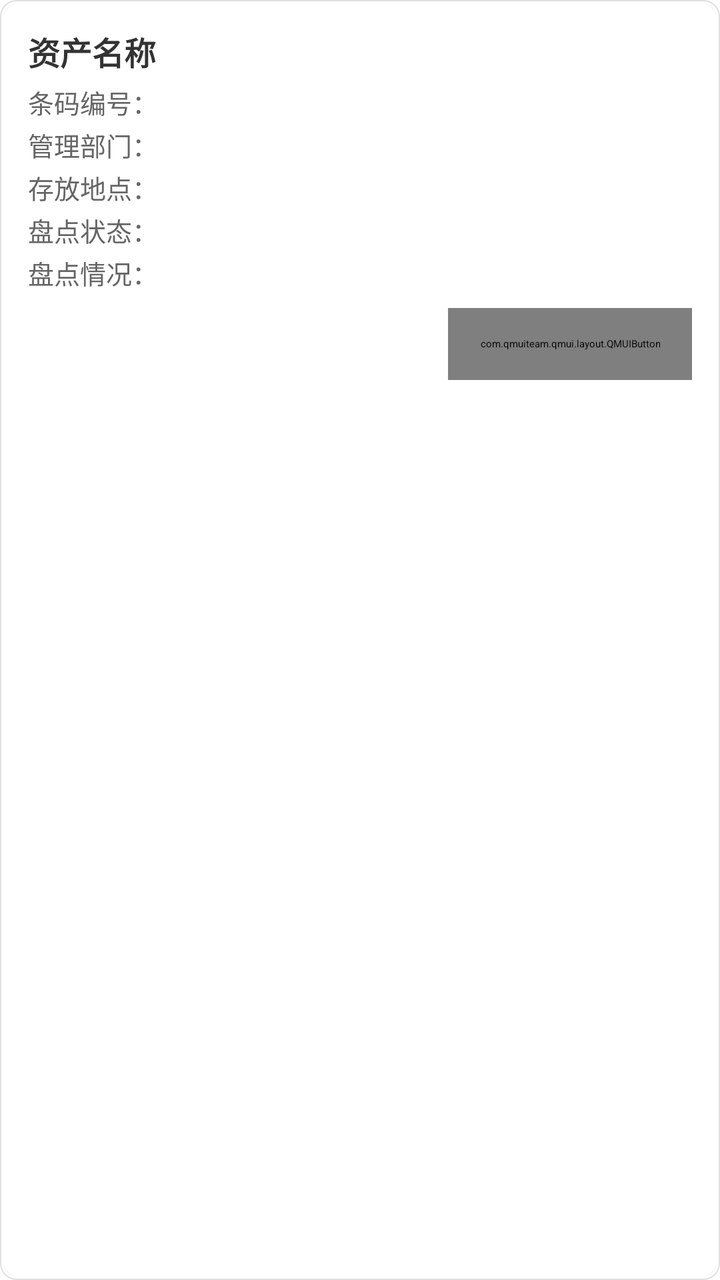
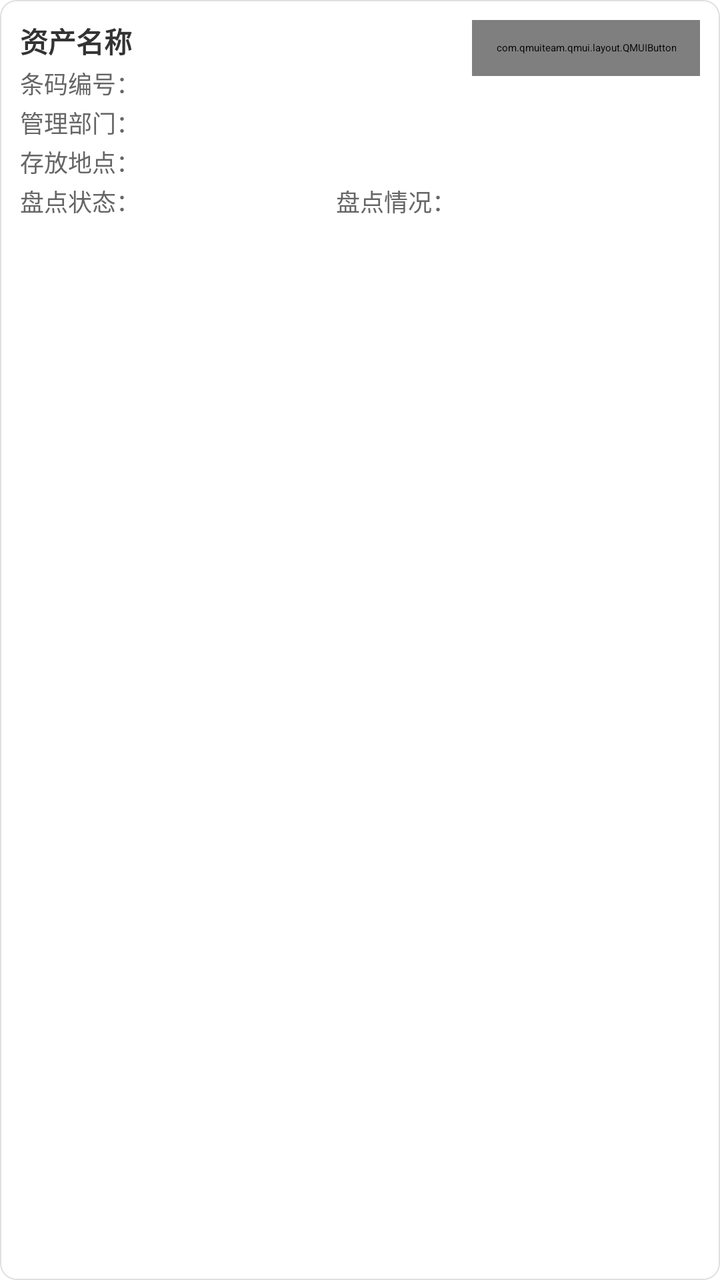

Screens rendered from an Android XML layout before and after an edit, with the pre-edit source and the edit as a unified diff.
<!-- AndroidManifest.xml: application theme AppTheme -->
<!-- res/layout/item_rfid_tag.xml -->
<?xml version="1.0" encoding="utf-8"?>
<LinearLayout xmlns:android="http://schemas.android.com/apk/res/android"
    android:layout_width="match_parent"
    android:layout_height="wrap_content"
    android:layout_marginStart="12dp"
    android:layout_marginEnd="12dp"
    android:layout_marginTop="6dp"
    android:layout_marginBottom="6dp"
    android:background="@drawable/bg_card_white"
    android:orientation="vertical"
    android:padding="14dp">

    <LinearLayout
        android:layout_width="match_parent"
        android:layout_height="wrap_content"
        android:orientation="horizontal">

        <TextView
            android:id="@+id/tvTagName"
            android:layout_width="0dp"
            android:layout_height="wrap_content"
            android:layout_weight="1"
            android:text="资产名称"
            android:textColor="#333333"
            android:textSize="16sp"
            android:textStyle="bold" />

        <TextView
            android:id="@+id/tvTagRssi"
            android:layout_width="wrap_content"
            android:layout_height="wrap_content"
            android:text=""
            android:textColor="#9E9E9E"
            android:textSize="12sp" />
    </LinearLayout>

    <TextView
        android:id="@+id/tvTagBarcode"
        android:layout_width="match_parent"
        android:layout_height="wrap_content"
        android:layout_marginTop="4dp"
        android:text="条码编号："
        android:textColor="#666666"
        android:textSize="13sp" />

    <TextView
        android:id="@+id/tvTagManageDept"
        android:layout_width="match_parent"
        android:layout_height="wrap_content"
        android:layout_marginTop="2dp"
        android:text="管理部门："
        android:textColor="#666666"
        android:textSize="13sp" />

    <TextView
        android:id="@+id/tvTagLocation"
        android:layout_width="match_parent"
        android:layout_height="wrap_content"
        android:layout_marginTop="2dp"
        android:text="存放地点："
        android:textColor="#666666"
        android:textSize="13sp" />

    <TextView
        android:id="@+id/tvTagZt"
        android:layout_width="match_parent"
        android:layout_height="wrap_content"
        android:layout_marginTop="2dp"
        android:text="盘点状态："
        android:textColor="#666666"
        android:textSize="13sp" />

    <TextView
        android:id="@+id/tvTagPdzt"
        android:layout_width="match_parent"
        android:layout_height="wrap_content"
        android:layout_marginTop="2dp"
        android:text="盘点情况："
        android:textColor="#666666"
        android:textSize="13sp" />

    <TextView
        android:id="@+id/tvTagHint"
        android:layout_width="match_parent"
        android:layout_height="wrap_content"
        android:layout_marginTop="6dp"
        android:text=""
        android:textColor="@color/inventory_count_red"
        android:textSize="12sp"
        android:visibility="gone" />

    <LinearLayout
        android:layout_width="match_parent"
        android:layout_height="wrap_content"
        android:layout_marginTop="8dp"
        android:gravity="end"
        android:orientation="horizontal">

        <com.qmuiteam.qmui.layout.QMUIButton
            android:id="@+id/btnTagModify"
            android:layout_width="wrap_content"
            android:layout_height="36dp"
            android:minWidth="96dp"
            android:minHeight="0dp"
            android:paddingStart="16dp"
            android:paddingEnd="16dp"
            android:background="@drawable/bg_rounded_button"
            android:text="修改"
            android:textColor="@color/colorWhite"
            android:textSize="14sp" />

        <com.qmuiteam.qmui.layout.QMUIButton
            android:id="@+id/btnTagChange"
            android:layout_width="wrap_content"
            android:layout_height="36dp"
            android:layout_marginStart="12dp"
            android:minWidth="96dp"
            android:minHeight="0dp"
            android:paddingStart="12dp"
            android:paddingEnd="12dp"
            android:background="@drawable/bg_rounded_button_red"
            android:text="一键变更"
            android:textColor="@color/colorWhite"
            android:textSize="14sp"
            android:visibility="gone" />
    </LinearLayout>
</LinearLayout>
<!-- resources referenced by this layout -->
<resources>
  <color name="colorWhite">#F5F5F5</color>
  <color name="inventory_count_red">#E53935</color>
  <!-- drawable bg_card_white (drawable) -->
  <?xml version="1.0" encoding="utf-8"?>
  <shape xmlns:android="http://schemas.android.com/apk/res/android"
         android:shape="rectangle">
      <solid android:color="#FFFFFF" />
      <corners android:radius="8dp" />
      <stroke
              android:width="0.5dp"
              android:color="#E0E0E0" />
  </shape>
  <!-- drawable bg_rounded_button (drawable) -->
  <?xml version="1.0" encoding="utf-8"?>
  <shape xmlns:android="http://schemas.android.com/apk/res/android"
         android:shape="rectangle">
      <solid android:color="@color/primary_color" />
      <corners android:radius="10dp" />
  </shape>
  <!-- drawable bg_rounded_button_red (drawable) -->
  <?xml version="1.0" encoding="utf-8"?>
  <shape xmlns:android="http://schemas.android.com/apk/res/android"
      android:shape="rectangle">
      <solid android:color="@color/inventory_count_red" />
      <corners android:radius="10dp" />
  </shape>
  <style name="AppTheme" parent="QMUI.Compat.NoActionBar">
          <item name="android:windowNoTitle">true</item>
          <item name="android:windowFullscreen">true</item>
          
          
          
          
          
          <item name="android:textAppearanceListItemSmall">@style/QDTextAppearanceListItemSmall</item>
          <item name="android:textAppearanceListItem">@style/QDtextAppearanceListItem</item>
          <item name="android:listPreferredItemHeight">?attr/qmui_list_item_height_higher</item>
          <item name="android:listPreferredItemHeightSmall">?attr/qmui_list_item_height</item>
  
          
          <item name="qmui_config_color_blue">@color/app_color_blue</item>
          <item name="qmui_round_btn_bg_color">@color/s_btn_blue_bg</item>
          <item name="qmui_round_btn_border_color">@color/s_btn_blue_border</item>
          <item name="qmui_round_btn_text_color">@color/s_btn_blue_text</item>
          <item name="qmui_content_spacing_horizontal">20dp</item>
          <item name="qmui_content_padding_horizontal">@dimen/qmui_content_spacing_horizontal</item>
  
          <item name="QMUITopBarStyle">@style/QDTopBar</item>
  
          
          <item name="app_primary_color">?attr/qmui_config_color_blue</item>
          <item name="app_content_bg_color">@color/qmui_config_color_white</item>
  
      </style>
  <color name="primary_color">#2196F3</color>
  <style name="QDTextAppearanceListItemSmall">
          <item name="android:textColor">?attr/qmui_config_color_gray_4</item>
          <item name="android:textSize">16sp</item>
          <item name="android:background">?attr/qmui_s_list_item_bg_with_border_bottom_inset_left
          </item>
      </style>
  <style name="QDtextAppearanceListItem">
          <item name="android:textColor">?attr/qmui_config_color_black</item>
          <item name="android:textSize">18sp</item>
          <item name="android:background">?attr/qmui_s_list_item_bg_with_border_bottom_inset_left
          </item>
      </style>
  <color name="app_color_blue">#2196F3</color>
  <!-- unchanged entries left out for length: 1 -->
</resources>

<!-- the commit's change to res/layout/item_rfid_tag.xml (unified diff, before → after) -->
@@ -2,126 +2,161 @@
 <LinearLayout xmlns:android="http://schemas.android.com/apk/res/android"
     android:layout_width="match_parent"
     android:layout_height="wrap_content"
-    android:layout_marginStart="12dp"
-    android:layout_marginEnd="12dp"
-    android:layout_marginTop="6dp"
-    android:layout_marginBottom="6dp"
+    android:layout_marginStart="10dp"
+    android:layout_marginEnd="10dp"
+    android:layout_marginTop="4dp"
+    android:layout_marginBottom="4dp"
     android:background="@drawable/bg_card_white"
     android:orientation="vertical"
-    android:padding="14dp">
+    android:padding="10dp">
 
     <LinearLayout
         android:layout_width="match_parent"
         android:layout_height="wrap_content"
         android:orientation="horizontal">
 
-        <TextView
-            android:id="@+id/tvTagName"
+        <LinearLayout
             android:layout_width="0dp"
             android:layout_height="wrap_content"
             android:layout_weight="1"
-            android:text="资产名称"
-            android:textColor="#333333"
-            android:textSize="16sp"
-            android:textStyle="bold" />
+            android:orientation="vertical">
 
-        <TextView
-            android:id="@+id/tvTagRssi"
+            <LinearLayout
+                android:layout_width="match_parent"
+                android:layout_height="wrap_content"
+                android:orientation="horizontal">
+
+                <TextView
+                    android:id="@+id/tvTagName"
+                    android:layout_width="0dp"
+                    android:layout_height="wrap_content"
+                    android:layout_weight="1"
+                    android:text="资产名称"
+                    android:textColor="#333333"
+                    android:textSize="14sp"
+                    android:textStyle="bold" />
+
+                <TextView
+                    android:id="@+id/tvTagRssi"
+                    android:layout_width="wrap_content"
+                    android:layout_height="wrap_content"
+                    android:text=""
+                    android:textColor="#9E9E9E"
+                    android:textSize="11sp" />
+            </LinearLayout>
+
+            <TextView
+                android:id="@+id/tvTagBarcode"
+                android:layout_width="match_parent"
+                android:layout_height="wrap_content"
+                android:layout_marginTop="2dp"
+                android:text="条码编号："
+                android:textColor="#666666"
+                android:textSize="12sp" />
+
+            <TextView
+                android:id="@+id/tvTagManageDept"
+                android:layout_width="match_parent"
+                android:layout_height="wrap_content"
+                android:layout_marginTop="2dp"
+                android:text="管理部门："
+                android:textColor="#666666"
+                android:textSize="12sp" />
+
+            <TextView
+                android:id="@+id/tvTagLocation"
+                android:layout_width="match_parent"
+                android:layout_height="wrap_content"
+                android:layout_marginTop="2dp"
+                android:text="存放地点："
+                android:textColor="#666666"
+                android:textSize="12sp" />
+
+            <LinearLayout
+                android:layout_width="match_parent"
+                android:layout_height="wrap_content"
+                android:layout_marginTop="2dp"
+                android:orientation="horizontal">
+
+                <TextView
+                    android:id="@+id/tvTagZt"
+                    android:layout_width="0dp"
+                    android:layout_height="wrap_content"
+                    android:layout_weight="1"
+                    android:text="盘点状态："
+                    android:textColor="#666666"
+                    android:textSize="12sp" />
+
+                <TextView
+                    android:id="@+id/tvTagPdzt"
+                    android:layout_width="wrap_content"
+                    android:layout_height="wrap_content"
+                    android:text="盘点情况："
+                    android:textColor="#666666"
+                    android:textSize="12sp" />
+            </LinearLayout>
+        </LinearLayout>
+
+        <LinearLayout
             android:layout_width="wrap_content"
             android:layout_height="wrap_content"
-            android:text=""
-            android:textColor="#9E9E9E"
-            android:textSize="12sp" />
+            android:layout_marginStart="8dp"
+            android:gravity="center_vertical"
+            android:orientation="vertical">
+
+            <com.qmuiteam.qmui.layout.QMUIButton
+                android:id="@+id/btnTagModify"
+                android:layout_width="wrap_content"
+                android:layout_height="28dp"
+                android:minWidth="72dp"
+                android:minHeight="0dp"
+                android:paddingStart="12dp"
+                android:paddingEnd="12dp"
+                android:background="@drawable/bg_rounded_button"
+                android:text="修改"
+                android:textColor="@color/colorWhite"
+                android:textSize="12sp" />
+
+            <com.qmuiteam.qmui.layout.QMUIButton
+                android:id="@+id/btnTagChange"
+                android:layout_width="wrap_content"
+                android:layout_height="28dp"
+                android:layout_marginTop="6dp"
+                android:minWidth="72dp"
+                android:minHeight="0dp"
+                android:paddingStart="12dp"
+                android:paddingEnd="12dp"
+                android:background="@drawable/bg_rounded_button_red"
+                android:text="一键变更"
+                android:textColor="@color/colorWhite"
+                android:textSize="12sp"
+                android:visibility="gone" />
+
+            
+            <com.qmuiteam.qmui.layout.QMUIButton
+                android:id="@+id/btnTagManualLocation"
+                android:layout_width="wrap_content"
+                android:layout_height="28dp"
+                android:layout_marginTop="6dp"
+                android:minWidth="72dp"
+                android:minHeight="0dp"
+                android:paddingStart="12dp"
+                android:paddingEnd="12dp"
+                android:background="@drawable/bg_rounded_button"
+                android:text="变更地点"
+                android:textColor="@color/colorWhite"
+                android:textSize="12sp"
+                android:visibility="gone" />
+        </LinearLayout>
     </LinearLayout>
-
-    <TextView
-        android:id="@+id/tvTagBarcode"
-        android:layout_width="match_parent"
-        android:layout_height="wrap_content"
-        android:layout_marginTop="4dp"
-        android:text="条码编号："
-        android:textColor="#666666"
-        android:textSize="13sp" />
-
-    <TextView
-        android:id="@+id/tvTagManageDept"
-        android:layout_width="match_parent"
-        android:layout_height="wrap_content"
-        android:layout_marginTop="2dp"
-        android:text="管理部门："
-        android:textColor="#666666"
-        android:textSize="13sp" />
-
-    <TextView
-        android:id="@+id/tvTagLocation"
-        android:layout_width="match_parent"
-        android:layout_height="wrap_content"
-        android:layout_marginTop="2dp"
-        android:text="存放地点："
-        android:textColor="#666666"
-        android:textSize="13sp" />
-
-    <TextView
-        android:id="@+id/tvTagZt"
-        android:layout_width="match_parent"
-        android:layout_height="wrap_content"
-        android:layout_marginTop="2dp"
-        android:text="盘点状态："
-        android:textColor="#666666"
-        android:textSize="13sp" />
-
-    <TextView
-        android:id="@+id/tvTagPdzt"
-        android:layout_width="match_parent"
-        android:layout_height="wrap_content"
-        android:layout_marginTop="2dp"
-        android:text="盘点情况："
-        android:textColor="#666666"
-        android:textSize="13sp" />
 
     <TextView
         android:id="@+id/tvTagHint"
         android:layout_width="match_parent"
         android:layout_height="wrap_content"
-        android:layout_marginTop="6dp"
+        android:layout_marginTop="4dp"
         android:text=""
         android:textColor="@color/inventory_count_red"
-        android:textSize="12sp"
+        android:textSize="11sp"
         android:visibility="gone" />
-
-    <LinearLayout
-        android:layout_width="match_parent"
-        android:layout_height="wrap_content"
-        android:layout_marginTop="8dp"
-        android:gravity="end"
-        android:orientation="horizontal">
-
-        <com.qmuiteam.qmui.layout.QMUIButton
-            android:id="@+id/btnTagModify"
-            android:layout_width="wrap_content"
-            android:layout_height="36dp"
-            android:minWidth="96dp"
-            android:minHeight="0dp"
-            android:paddingStart="16dp"
-            android:paddingEnd="16dp"
-            android:background="@drawable/bg_rounded_button"
-            android:text="修改"
-            android:textColor="@color/colorWhite"
-            android:textSize="14sp" />
-
-        <com.qmuiteam.qmui.layout.QMUIButton
-            android:id="@+id/btnTagChange"
-            android:layout_width="wrap_content"
-            android:layout_height="36dp"
-            android:layout_marginStart="12dp"
-            android:minWidth="96dp"
-            android:minHeight="0dp"
-            android:paddingStart="12dp"
-            android:paddingEnd="12dp"
-            android:background="@drawable/bg_rounded_button_red"
-            android:text="一键变更"
-            android:textColor="@color/colorWhite"
-            android:textSize="14sp"
-            android:visibility="gone" />
-    </LinearLayout>
 </LinearLayout>
<!-- resource entries referenced after the edit -->
@@ -47,6 +47,9 @@
           <item name="qmui_content_spacing_horizontal">20dp</item>
           <item name="qmui_content_padding_horizontal">@dimen/qmui_content_spacing_horizontal</item>
   
+          
+          <item name="alertDialogTheme">@style/AppAlertDialogTheme</item>
+  
           <item name="QMUITopBarStyle">@style/QDTopBar</item>
   
           
@@ -68,6 +71,17 @@
           </item>
       </style>
   <color name="app_color_blue">#2196F3</color>
+  <style name="AppAlertDialogTheme" parent="Theme.AppCompat.Dialog.Alert">
+          <item name="android:windowBackground">@drawable/bg_dialog_round_white</item>
+      </style>
+  <!-- drawable bg_dialog_round_white (drawable) -->
+  <?xml version="1.0" encoding="utf-8"?>
+  <shape xmlns:android="http://schemas.android.com/apk/res/android"
+         android:shape="rectangle">
+      <solid android:color="#FFFFFF" />
+      <corners android:radius="@dimen/qmui_dialog_radius" />
+  </shape>
+  <dimen name="qmui_dialog_radius">8dp</dimen>
   <!-- unchanged entries left out for length: 1 -->
 </resources>
 
